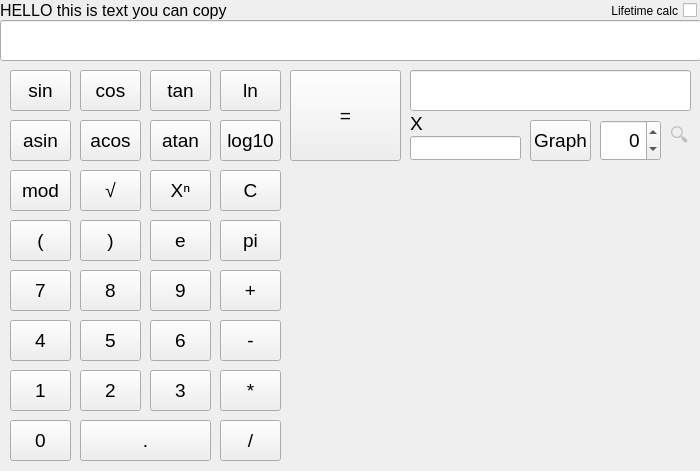
Qt form src/gui/smartcalc.ui (nikfrants/SmartCalc_v1.0) before a commit.
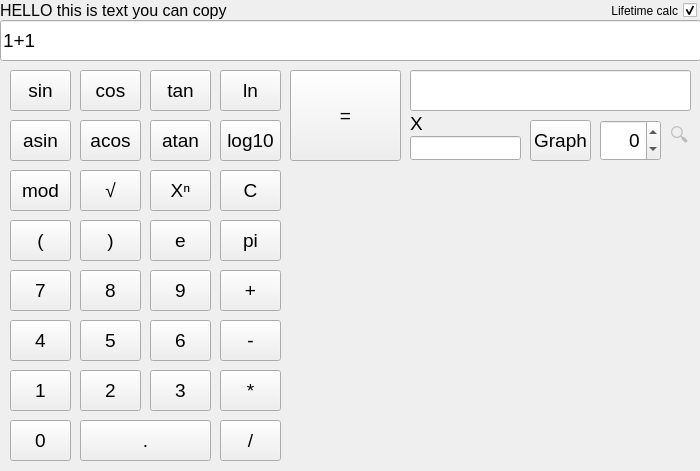
The same form after that commit. Custom widgets are drawn as their Qt base class.

```diff
--- a/src/gui/smartcalc.ui
+++ b/src/gui/smartcalc.ui
@@ -57,6 +57,9 @@
     <property name="inputMethodHints">
      <set>Qt::ImhNone</set>
     </property>
+    <property name="text">
+     <string>1+1</string>
+    </property>
    </widget>
    <widget class="QPushButton" name="pushButton_D_7">
     <property name="geometry">
@@ -528,6 +531,9 @@
     <property name="text">
      <string>Lifetime calc</string>
     </property>
+    <property name="checked">
+     <bool>true</bool>
+    </property>
    </widget>
    <widget class="QPushButton" name="pushButton_M_log">
     <property name="geometry">
```
